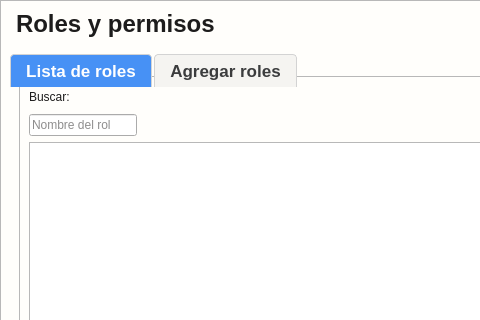
Old version of the form app/View/UserInterfaceUi/UI_CONTROL_ROLES.ui in the repository LAngelVp/TuleVenta; both pictures show x 0 to 480 and y 0 to 320 of the 700 by 534 pixel window.
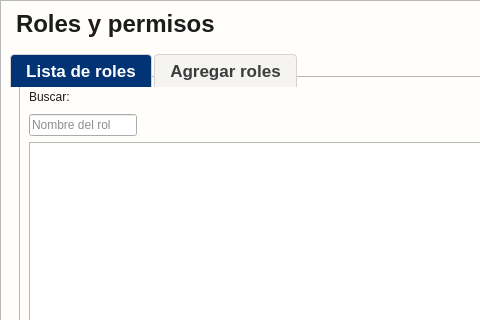
New version of the form. Icons and pictures are not drawn.

```diff
--- a/app/View/UserInterfaceUi/UI_CONTROL_ROLES.ui
+++ b/app/View/UserInterfaceUi/UI_CONTROL_ROLES.ui
@@ -82,7 +82,7 @@
 color: #fffefb;
 font-family:Arial;
 font-weight: bold;
-background: #00619a;
+background: #023375;
 border-radius:5px;
 height: 25px;
 border: none;
@@ -163,7 +163,7 @@
     
     /* Pestaña seleccionada */
     QTabBar::tab:selected {
-        background: #4791F5;
+        background: #023375;
         color: white;
         font-weight: bold;
     }
```
Left out of the diff: 11 changed lines with no effect on the pictures.
